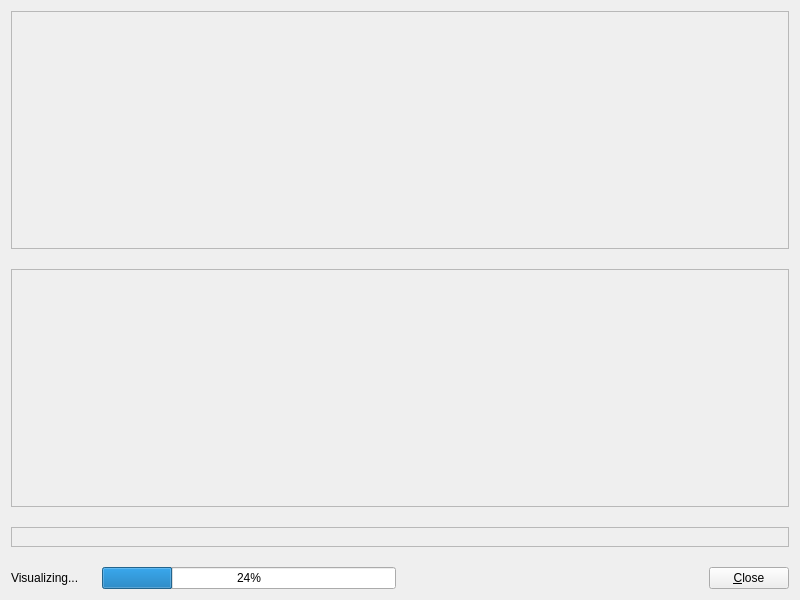
Qt form coquery/gui/ui/visualizer.ui (gkunter/coquery) before a commit.
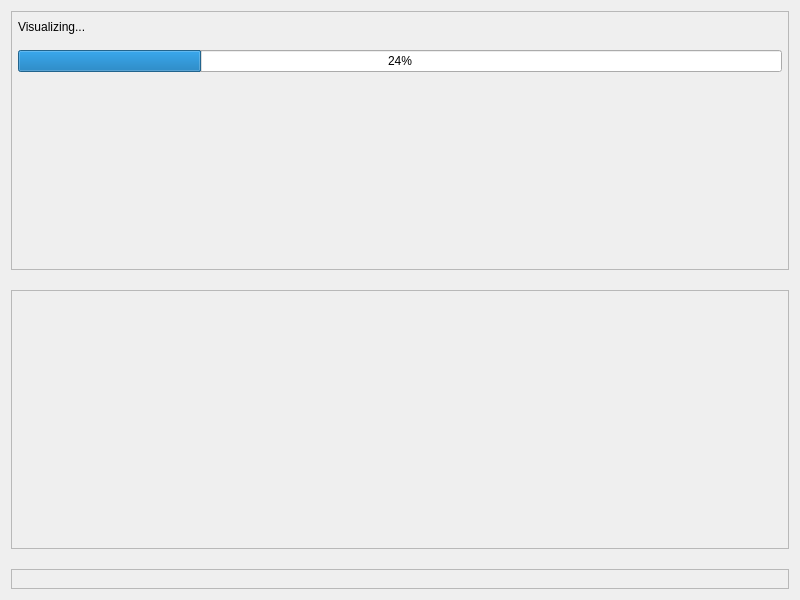
The same form after that commit.

Commit message: Remove Ok button

```diff
--- a/coquery/gui/ui/visualizer.ui
+++ b/coquery/gui/ui/visualizer.ui
@@ -31,6 +31,60 @@
      <property name="frameShadow">
       <enum>QFrame::Raised</enum>
      </property>
+     <layout class="QVBoxLayout" name="verticalLayout_3" stretch="0,0">
+      <property name="spacing">
+       <number>16</number>
+      </property>
+      <property name="leftMargin">
+       <number>6</number>
+      </property>
+      <property name="topMargin">
+       <number>8</number>
+      </property>
+      <property name="rightMargin">
+       <number>6</number>
+      </property>
+      <property name="bottomMargin">
+       <number>8</number>
+      </property>
+      <item>
+       <layout class="QVBoxLayout" name="verticalLayout_4">
+        <item>
+         <widget class="QLabel" name="label">
+          <property name="sizePolicy">
+           <sizepolicy hsizetype="Preferred" vsizetype="Fixed">
+            <horstretch>0</horstretch>
+            <verstretch>0</verstretch>
+           </sizepolicy>
+          </property>
+          <property name="text">
+           <string>Visualizing... </string>
+          </property>
+         </widget>
+        </item>
+        <item>
+         <widget class="QProgressBar" name="progress_bar">
+          <property name="value">
+           <number>24</number>
+          </property>
+         </widget>
+        </item>
+       </layout>
+      </item>
+      <item>
+       <spacer name="verticalSpacer">
+        <property name="orientation">
+         <enum>Qt::Vertical</enum>
+        </property>
+        <property name="sizeHint" stdset="0">
+         <size>
+          <width>20</width>
+          <height>40</height>
+         </size>
+        </property>
+       </spacer>
+      </item>
+     </layout>
     </widget>
    </item>
    <item>
@@ -93,50 +147,6 @@
      </layout>
     </widget>
    </item>
-   <item>
-    <layout class="QHBoxLayout" name="horizontalLayout_2">
-     <item>
-      <widget class="QLabel" name="label">
-       <property name="sizePolicy">
-        <sizepolicy hsizetype="Preferred" vsizetype="Fixed">
-         <horstretch>0</horstretch>
-         <verstretch>0</verstretch>
-        </sizepolicy>
-       </property>
-       <property name="text">
-        <string>Visualizing... </string>
-       </property>
-      </widget>
-     </item>
-     <item>
-      <widget class="QProgressBar" name="progress_bar">
-       <property name="value">
-        <number>24</number>
-       </property>
-      </widget>
-     </item>
-     <item>
-      <spacer name="horizontalSpacer_2">
-       <property name="orientation">
-        <enum>Qt::Horizontal</enum>
-       </property>
-       <property name="sizeHint" stdset="0">
-        <size>
-         <width>40</width>
-         <height>20</height>
-        </size>
-       </property>
-      </spacer>
-     </item>
-     <item>
-      <widget class="QPushButton" name="button_close">
-       <property name="text">
-        <string>&amp;Close</string>
-       </property>
-      </widget>
-     </item>
-    </layout>
-   </item>
   </layout>
  </widget>
  <resources/>
```
The commit also changes 2 other files.
